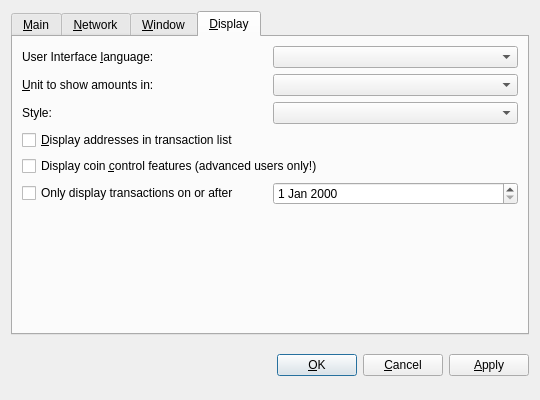
This is src/qt/forms/optionsdialog.ui in gridcoin-community/Gridcoin-Research as Qt 5 draws it before an edit. The edited form follows.
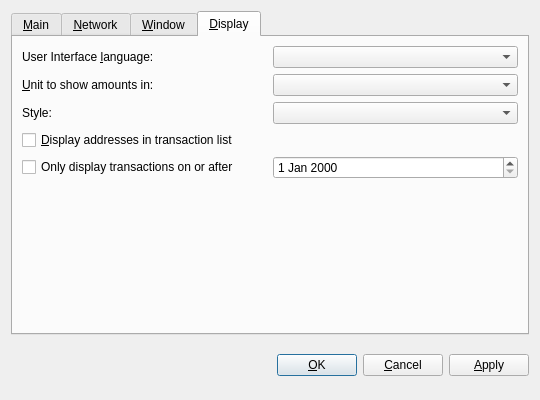
This is the edited form. The open tabs and pages were chosen to show the change. Custom widgets are drawn as their Qt base class.

Commit message:
Remove coin control checkbox from options dialog
Since the coin control settings are always available now on the "send
coins" page, this removes the coin control features checkbox from the
options dialog. The options model still controls the expansion states
of the coin control panel to remember the state a user selected last.

```diff
--- a/src/qt/forms/optionsdialog.ui
+++ b/src/qt/forms/optionsdialog.ui
@@ -382,16 +382,6 @@
          </property>
         </widget>
        </item>
-       <item>
-        <widget class="QCheckBox" name="coinControlFeatures">
-         <property name="toolTip">
-          <string>Whether to show coin control features or not.</string>
-         </property>
-         <property name="text">
-          <string>Display coin &amp;control features (advanced users only!)</string>
-         </property>
-        </widget>
-       </item>
        <item>
         <layout class="QHBoxLayout" name="horizontalLayout_4_Display">
          <item>
```
The commit also changes 1 other file.
